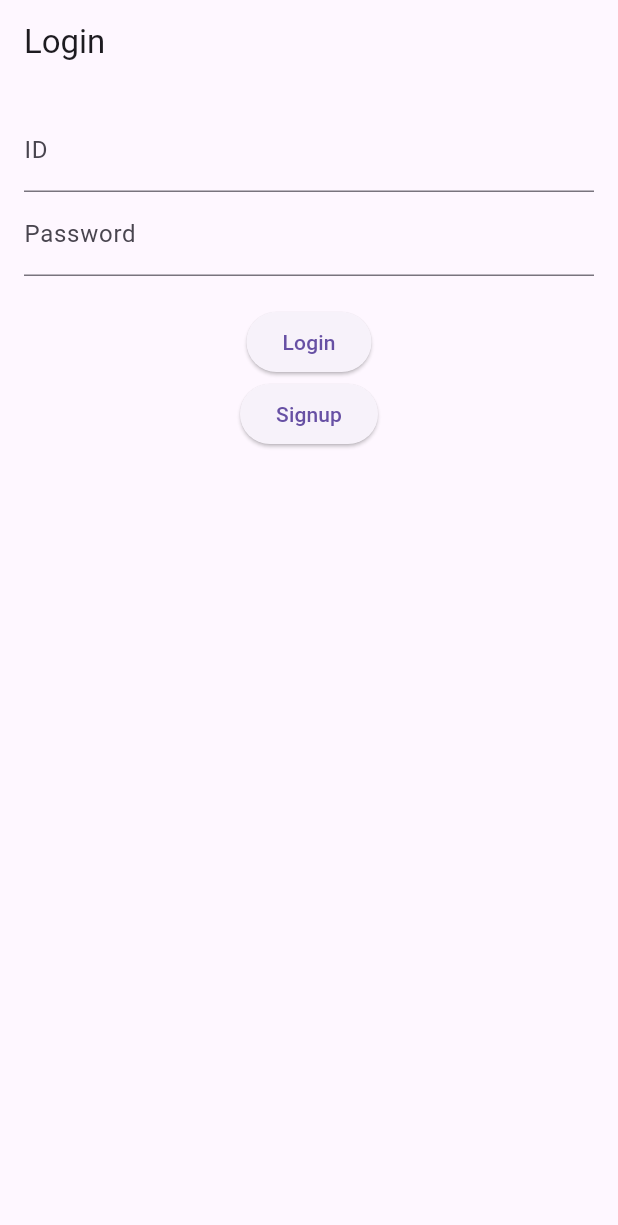
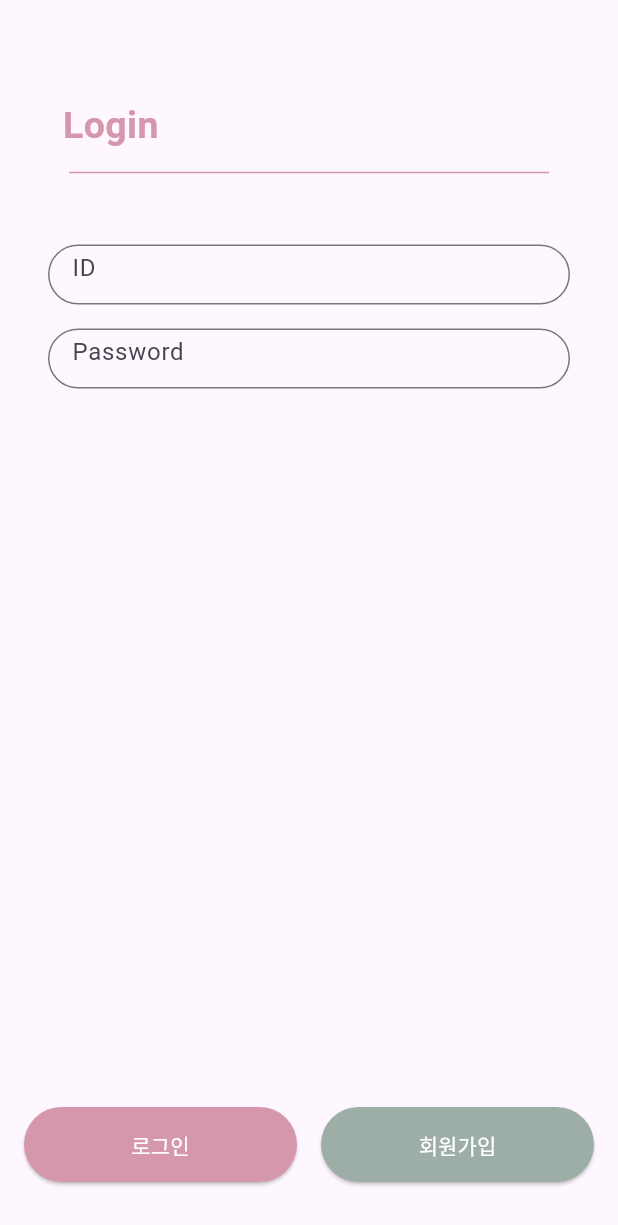
Before and after one commit to Tmfprl/is_app, a Flutter app: the screen it shows after launch, on a phone screen of 412 x 824 dp. Shown: the top 1225 px of the screen. Run offline on Flutter 3.47's test engine with Material 3 defaults, Android fonts, the phone set to English and light mode, and no system bars; our stand-ins replace flutter_secure_storage, image_cropper, image_picker; missing offline and left inert: mysql_client.

Commit message:
Update logInPage.dart
유아이미친거

```diff
--- a/lib/before/logInPage.dart
+++ b/lib/before/logInPage.dart
@@ -33,7 +33,7 @@ class _LoginScreenState extends State<LoginScreen> {
     if (savedUsername != null && savedPassword != null) {
       final isValid = await _databaseService.validateUser(savedUsername, savedPassword);
       if (isValid) {
-        await _storage.saveUserInfo('usr_id', savedUsername);
+
         // 자동 로그인 성공 시 메인 메뉴로 이동
         Navigator.pushReplacement(
           context,
@@ -54,7 +54,6 @@ Future<void> _login() async {
 
       // DB에 사용자 검증 요청
       final isValid = await _databaseService.validateUser(username, password);
-
 
       if (isValid) {
         await _storageService.write(key: 'ID', value: username);
@@ -79,7 +78,6 @@ Future<void> _login() async {
       setState(() {
         _isLoading = false;
       });
-
     }
   }
 
@@ -94,31 +92,136 @@ Future<void> _login() async {
   @override
   Widget build(BuildContext context) {
     return Scaffold(
-      appBar: AppBar(title: Text('Login')),
       body: Padding(
         padding: const EdgeInsets.all(16.0),
         child: Column(
           children: [
-            TextField(
+            // 타이틀 Section (로그인 -> Login으로 변경, 볼드체로 수정)
+            SizedBox(height: 50),
+            Row(
+              children: [
+                Text(
+                  '    Login',  // '로그인'을 'Login'으로 변경
+                  style: TextStyle(
+                    color: Color.fromARGB(255, 212, 151, 171),  // 텍스트 색을 검정색으로 설정
+                    fontSize: 25,
+
+                    fontWeight: FontWeight.bold,  // 볼드체로 설정
+                  ),
+                ),
+              ],
+            ),
+
+            SizedBox(height: 5),
+
+
+            Divider(
+              color: Color.fromARGB(255, 212, 151, 171),  // 선 색상 설정
+              thickness: 1,  // 선 두께 설정
+              indent: 30, // 왼쪽 여백
+              endIndent: 30, // 오른쪽 여백
+            ),
+
+            SizedBox(height: 40), // 더 많은 여백 추가하여 입력란을 아래로 내림
+
+            // ID TextField
+            Padding(
+              padding: const EdgeInsets.symmetric(horizontal: 16.0),
+              child: Container(
+                width: 350,
+                height: 40,
+                child: TextField(
                   controller: _usernameController,
-              decoration: InputDecoration(labelText: 'ID'),
+                  decoration: InputDecoration(
+                    hintText: 'ID',
+                    border: OutlineInputBorder(
+                      borderRadius: BorderRadius.circular(30),
+                      borderSide: BorderSide(color: Colors.grey),
                     ),
-            TextField(
+                    focusedBorder: OutlineInputBorder(
+                      borderRadius: BorderRadius.circular(30),
+                      borderSide: BorderSide(color: Colors.grey),
+                    ),
+                  ),
+                  style: TextStyle(fontSize: 16),
+                ),
+              ),
+            ),
+
+            SizedBox(height: 16), // ID와 Password 입력란 사이 여백 추가
+
+            // Password TextField
+            Padding(
+              padding: const EdgeInsets.symmetric(horizontal: 16.0),
+              child: Container(
+                width: 350,
+                height: 40,
+                child: TextField(
                   controller: _passwordController,
-              decoration: InputDecoration(labelText: 'Password'),
                   obscureText: true,
+                  decoration: InputDecoration(
+                    hintText: 'Password',
+                    border: OutlineInputBorder(
+                      borderRadius: BorderRadius.circular(30),
+                      borderSide: BorderSide(color: Colors.grey),
                     ),
+                    focusedBorder: OutlineInputBorder(
+                      borderRadius: BorderRadius.circular(30),
+                      borderSide: BorderSide(color: Colors.grey),
+                    ),
+                  ),
+                  style: TextStyle(fontSize: 16),
+                ),
+              ),
+            ),
+
             SizedBox(height: 20),
-            _isLoading
-                ? CircularProgressIndicator()
-                : ElevatedButton(
+
+            // Spacer 위젯을 이용하여 버튼을 아래쪽으로 배치
+            Spacer(),
+
+            // 로그인 및 회원가입 버튼을 가로로 정렬 (Row 위젯 사용)
+            Row(
+              mainAxisAlignment: MainAxisAlignment.spaceBetween,
+              children: [
+                // 로그인 버튼
+                Expanded(
+                  child: ElevatedButton(
                     onPressed: _login,
-                    child: Text('Login'),
+                    child: Text(
+                      '로그인',
+                      style: TextStyle(color: Colors.white), // 버튼 텍스트 색을 흰색으로 변경
                     ),
-            ElevatedButton(
+                    style: ElevatedButton.styleFrom(
+                      backgroundColor: const Color.fromARGB(255, 212, 151, 171),
+                      minimumSize: Size(double.infinity, 50),
+                      shape: RoundedRectangleBorder(
+                        borderRadius: BorderRadius.circular(30),
+                      ),
+                    ),
+                  ),
+                ),
+                SizedBox(width: 16), // 버튼 간격
+                // 회원가입 버튼
+                Expanded(
+                  child: ElevatedButton(
                     onPressed: _navigateToSignup,
-              child: Text('Signup'),
+                    child: Text(
+                      '회원가입',
+                      style: TextStyle(color: Colors.white), // 버튼 텍스트 색을 흰색으로 변경
                     ),
+                    style: ElevatedButton.styleFrom(
+                      backgroundColor: const Color.fromARGB(255, 157, 174, 167),
+                      minimumSize: Size(double.infinity, 50),
+                      shape: RoundedRectangleBorder(
+                        borderRadius: BorderRadius.circular(30),
+                      ),
+                    ),
+                  ),
+                ),
+              ],
+            ),
+            SizedBox(height: 20), // 아래쪽 여백
           ],
         ),
       ),
```
Lines whose indentation alone changed are shown as unchanged.
